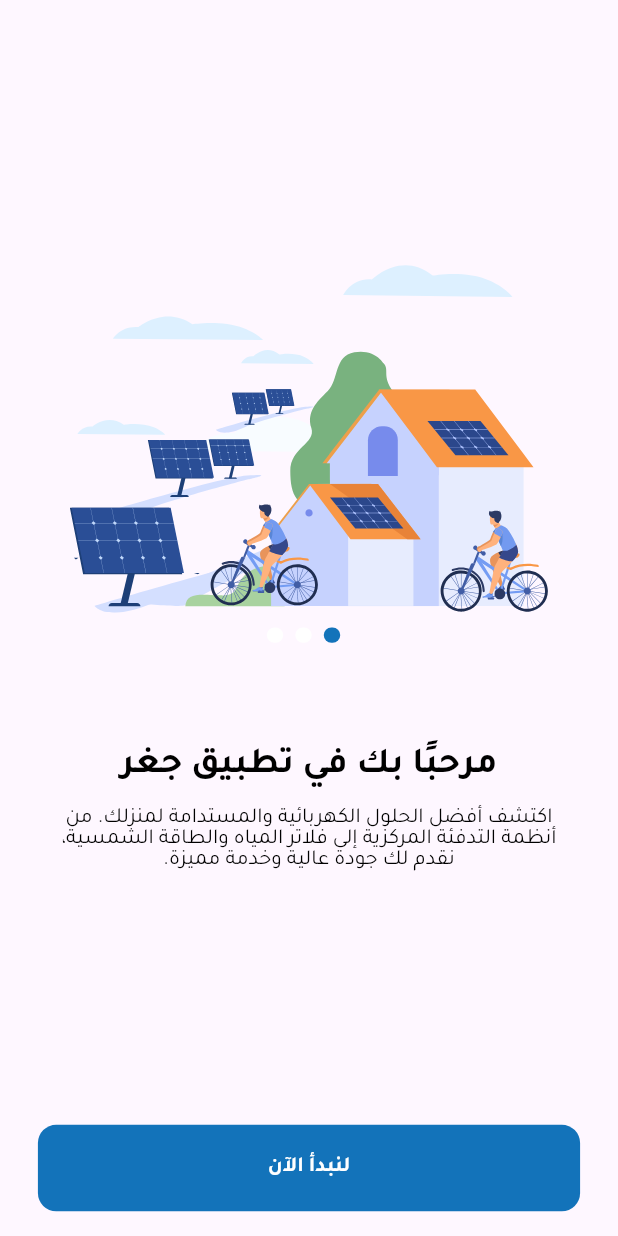
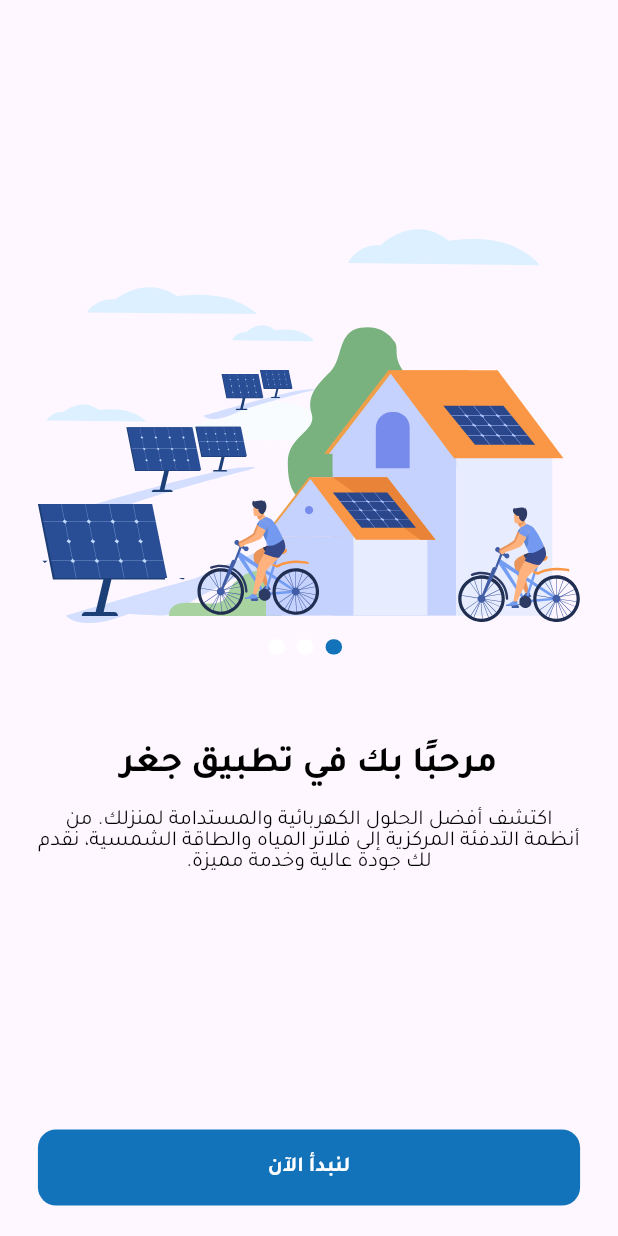
Before and after one commit to saleemAlkadour1/ghajar_app, a Flutter app: the screen it shows after launch, on a phone screen of 412 x 824 dp. Run offline on Flutter 3.47's test engine with Material 3 defaults, Android fonts, the phone set to English and light mode, and no system bars; drawn by our look-alikes of smooth_page_indicator; our stand-ins replace device_info_plus, flutter_riverpod, flutter_screenutil, flutter_svg, fluttertoast, font_awesome_flutter and 2 more; missing offline and left inert: navigation_history_observer; project files that could hold a hidden picture were left out.

Commit message:
Improv reponsive (WelcomeScreen) and refactor its code

```diff
--- a/lib/ghajar_app.dart
+++ b/lib/ghajar_app.dart
@@ -1,5 +1,6 @@
 import 'package:flutter/material.dart';
 import 'package:flutter_screenutil/flutter_screenutil.dart';
+import 'package:get/get_navigation/src/root/get_material_app.dart';
 import 'package:ghajar_app/app/app_config.dart';
 import 'package:ghajar_app/ui/screens/welcome_screen.dart';
 
@@ -13,7 +14,7 @@ class GhajarApp extends StatelessWidget {
       minTextAdapt: true,
       splitScreenMode: true,
       builder: (context, child) {
-        return const MaterialApp(
+        return const GetMaterialApp(
           debugShowCheckedModeBanner: false,
           home: Directionality(
             textDirection: TextDirection.rtl,
--- a/lib/ui/screens/cart_screen.dart
+++ b/lib/ui/screens/cart_screen.dart
@@ -36,8 +36,6 @@ class CartScreen extends ConsumerWidget implements AppPageRoute {
             const Spacer(),
             CustomButton(
               text: MyStrings.completeTheRequest,
-              heightScreen: heightScreen,
-              widthScreen: widthScreen,
             ),
             AppSpacing.value(10).inColumn
           ],
--- a/lib/ui/screens/welcome_screen.dart
+++ b/lib/ui/screens/welcome_screen.dart
@@ -1,5 +1,4 @@
 import 'package:flutter/material.dart';
-import 'package:ghajar_app/app/app_spacing.dart';
 import 'package:ghajar_app/app/my_strings.dart';
 import 'package:ghajar_app/assets.dart';
 import 'package:ghajar_app/ui/screens/home_screen.dart';
@@ -8,6 +7,7 @@ import 'package:ghajar_app/ui/widgets/welcome_screen_widgets/custom_page_view.da
 import 'package:ghajar_app/ui/widgets/welcome_screen_widgets/custom_smooth_page_indicator.dart';
 import 'package:ghajar_app/utils/enums/app_page_route_enum.dart';
 import 'package:ghajar_app/utils/navigation.dart';
+import 'package:ghajar_app/utils/calculate_dimensions.dart';
 
 class WelcomeScreen extends StatefulWidget implements AppPageRoute {
   const WelcomeScreen({super.key});
@@ -35,8 +35,6 @@ class _WelcomeScreenState extends State<WelcomeScreen> {
   Widget build(
     BuildContext context,
   ) {
-    final double heightScreen = MediaQuery.sizeOf(context).height;
-    final double widthScreen = MediaQuery.sizeOf(context).width;
     final List<String> pathImages = [
       Assets.images.page_view_images.page_view_image_1_svg,
       Assets.images.page_view_images.page_view_image_2_svg,
@@ -45,15 +43,13 @@ class _WelcomeScreenState extends State<WelcomeScreen> {
     return Scaffold(
       body: SafeArea(
         child: Padding(
-          padding: EdgeInsets.symmetric(horizontal: AppSpacing.value(23).w),
+          padding: EdgeInsets.symmetric(horizontal: width(23)),
           child: Stack(
             children: [
               Column(
                 children: [
                   Expanded(
                     child: CustomPageView(
-                      heightScreen: heightScreen,
-                      widthScreen: widthScreen,
                       pageController: pageController,
                       pathImages: pathImages,
                       titles: MyStrings.titlesPageView,
@@ -61,20 +57,20 @@ class _WelcomeScreenState extends State<WelcomeScreen> {
                     ),
                   ),
                   CustomButton(
-                    heightScreen: heightScreen,
-                    widthScreen: widthScreen,
                     text: MyStrings.btnToStartNow,
                     onTap: () {
                       AppNav.withoutRoot(context, const HomeScreen())
                           .pushReplacementPage();
                     },
                   ),
-                  AppSpacing.customHeight(heightScreen * 0.02)
+                  SizedBox(
+                    height: height(20),
+                  )
                 ],
               ),
               Positioned(
-                top: heightScreen / 1.97,
-                left: widthScreen / 2.7,
+                top: height(420),
+                left: width(140),
                 child:
                     CustomSmoothPageIndicator(pageController: pageController),
               )
--- a/lib/ui/widgets/custom_button.dart
+++ b/lib/ui/widgets/custom_button.dart
@@ -2,19 +2,17 @@ import 'package:flutter/material.dart';
 import 'package:ghajar_app/app/app_colors.dart';
 import 'package:ghajar_app/app/app_radius.dart';
 import 'package:ghajar_app/app/app_text_styles.dart';
+import 'package:ghajar_app/utils/calculate_dimensions.dart';
 
 class CustomButton extends StatelessWidget {
   const CustomButton({
     super.key,
     required this.text,
     this.onTap,
-    required this.heightScreen,
-    required this.widthScreen,
   });
   final String text;
   final void Function()? onTap;
-  final double heightScreen;
-  final double widthScreen;
+
   @override
   Widget build(BuildContext context) {
     return GestureDetector(
@@ -24,7 +22,7 @@ class CustomButton extends StatelessWidget {
             color: AppColors.primary,
             borderRadius: BorderRadius.circular(AppRadius.regular.v)),
         width: widthScreen,
-        height: heightScreen * 0.07,
+        height: height(50),
         child: Center(
             child: Text(
           text,
--- a/lib/ui/widgets/welcome_screen_widgets/custom_page_view.dart
+++ b/lib/ui/widgets/welcome_screen_widgets/custom_page_view.dart
@@ -5,8 +5,6 @@ import 'package:ghajar_app/ui/widgets/welcome_screen_widgets/page_view_item.dart
 class CustomPageView extends ConsumerWidget {
   const CustomPageView({
     super.key,
-    required this.heightScreen,
-    required this.widthScreen,
     required this.pathImages,
     required this.titles,
     required this.details,
@@ -17,8 +15,6 @@ class CustomPageView extends ConsumerWidget {
   final List<String> titles;
   final List<String> details;
   final List<String> pathImages;
-  final double heightScreen;
-  final double widthScreen;
 
   @override
   Widget build(BuildContext context, WidgetRef ref) {
@@ -26,8 +22,6 @@ class CustomPageView extends ConsumerWidget {
       controller: pageController,
       itemBuilder: (context, index) {
         return PageViewItem(
-          heightScreen: heightScreen,
-          widthScreen: widthScreen,
           pathImage: pathImages[index],
           title: titles[index],
           details: details[index],
--- a/lib/ui/widgets/welcome_screen_widgets/custom_smooth_page_indicator.dart
+++ b/lib/ui/widgets/welcome_screen_widgets/custom_smooth_page_indicator.dart
@@ -1,7 +1,7 @@
 import 'package:flutter/material.dart';
 import 'package:flutter_riverpod/flutter_riverpod.dart';
 import 'package:ghajar_app/app/app_colors.dart';
-import 'package:ghajar_app/app/app_spacing.dart';
+import 'package:ghajar_app/utils/calculate_dimensions.dart';
 import 'package:smooth_page_indicator/smooth_page_indicator.dart';
 
 class CustomSmoothPageIndicator extends ConsumerWidget {
@@ -18,8 +18,8 @@ class CustomSmoothPageIndicator extends ConsumerWidget {
       controller: pageController,
       count: 3,
       effect: WormEffect(
-        dotHeight: AppSpacing.value(10).h,
-        dotWidth: AppSpacing.value(10).w,
+        dotHeight: height(10),
+        dotWidth: width(10),
         dotColor: AppColors.white,
         activeDotColor: AppColors.primary,
       ),
--- a/lib/ui/widgets/welcome_screen_widgets/page_view_item.dart
+++ b/lib/ui/widgets/welcome_screen_widgets/page_view_item.dart
@@ -1,8 +1,7 @@
 import 'package:flutter/material.dart';
-import 'package:flutter_screenutil/flutter_screenutil.dart';
 import 'package:flutter_svg/svg.dart';
-import 'package:ghajar_app/app/app_spacing.dart';
 import 'package:ghajar_app/app/app_text_styles.dart';
+import 'package:ghajar_app/utils/calculate_dimensions.dart';
 
 class PageViewItem extends StatelessWidget {
   const PageViewItem({
@@ -10,41 +9,41 @@ class PageViewItem extends StatelessWidget {
     required this.title,
     required this.details,
     required this.pathImage,
-    required this.heightScreen,
-    required this.widthScreen,
   });
   final String title;
   final String details;
   final String pathImage;
-  final double heightScreen;
-  final double widthScreen;
 
   @override
   Widget build(BuildContext context) {
     return Column(
       mainAxisAlignment: MainAxisAlignment.center,
       children: [
-        Padding(
-          padding: REdgeInsets.symmetric(horizontal: 21),
-          child: SvgPicture.asset(
+        SizedBox(
+          height: height(114),
+        ),
+        SvgPicture.asset(
           pathImage,
           width: widthScreen,
-            height: heightScreen * 0.3,
+          height: height(261),
         ),
+        SizedBox(
+          height: height(80.32),
         ),
-        AppSpacing.customHeight(heightScreen * 0.1),
         Text(
           title,
           style: MyText.appStyle.xl.wBold.reColorText.style,
         ),
-        AppSpacing.customHeight(heightScreen * 0.02),
-        Padding(
-          padding: EdgeInsets.symmetric(horizontal: AppSpacing.value(7.0).w),
-          child: Text(
+        SizedBox(
+          height: height(18),
+        ),
+        Text(
           details,
           style: MyText.appStyle.small.wMedium.reColorText.style,
           textAlign: TextAlign.center,
         ),
+        SizedBox(
+          height: height(133),
         )
       ],
     );
--- /dev/null
+++ b/lib/utils/calculate_dimensions.dart
@@ -0,0 +1,28 @@
+import 'package:get/get.dart';
+import 'package:ghajar_app/app/app_config.dart';
+
+double heightScreen = Get.size.height;
+double widthScreen = Get.size.width;
+
+double width(x) {
+  return x * widthScreen / AppConfig.designSize.width;
+}
+
+double height(x) {
+  return x * heightScreen / AppConfig.designSize.height;
+}
+
+double emp(x) {
+  var r = ((x * heightScreen / AppConfig.designSize.height) +
+          (x * widthScreen / AppConfig.designSize.width)) /
+      2;
+  return r;
+}
+
+double adjustTextSize(String text, double defaultFontSize, int maxCharacters) {
+  double scaleFactor = 1.0;
+  if (text.length > maxCharacters) {
+    scaleFactor = maxCharacters / text.length;
+  }
+  return defaultFontSize * scaleFactor;
+}
--- a/pubspec.yaml
+++ b/pubspec.yaml
@@ -32,6 +32,7 @@ dependencies:
   flutter:
     sdk: flutter
   flutter_riverpod: ^2.5.1
+  get: ^4.6.6
   flutter_screenutil: ^5.9.3
   flutter_svg: ^2.0.10+1
   fluttertoast: ^8.2.8
```
Also changed, not shown: pubspec.lock, 1 other file. Lines whose indentation alone changed are shown as unchanged.
